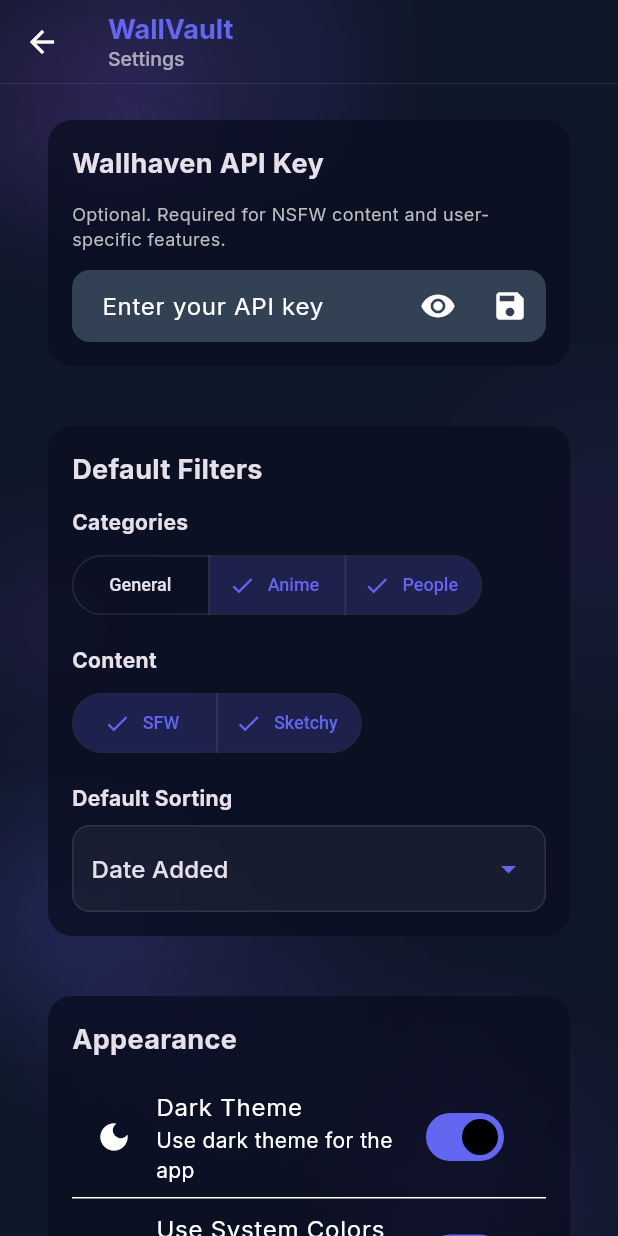
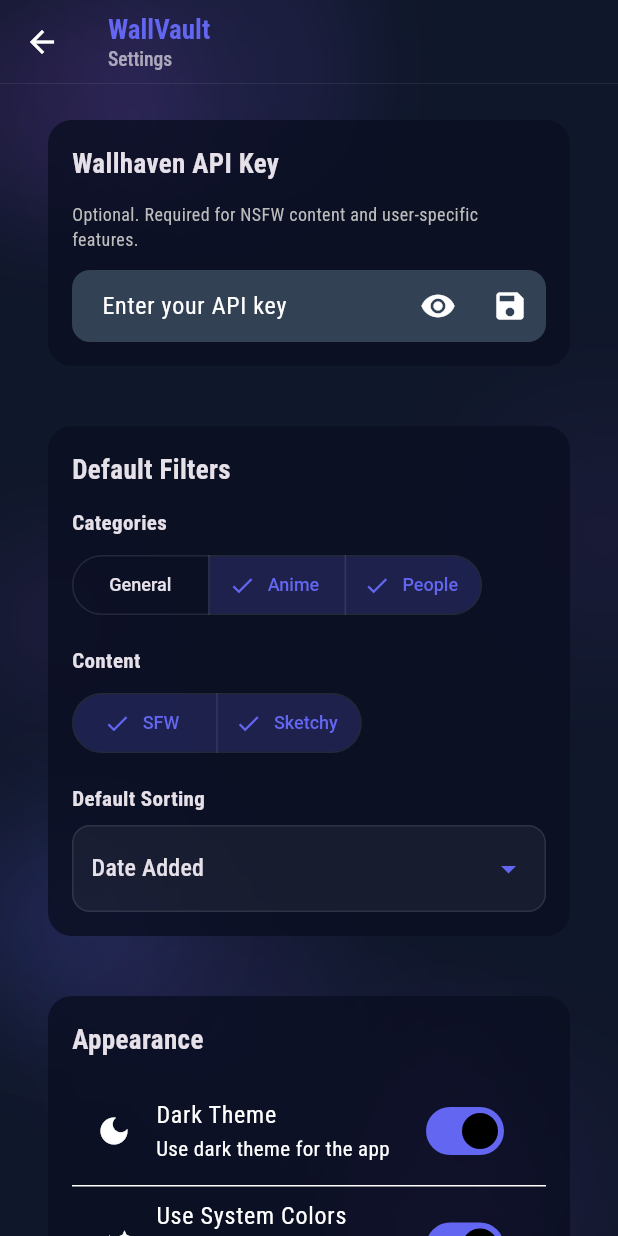
Before and after one commit to Alucard-Storm/Wallvault, a Flutter app: the SettingsScreen screen opened directly, after a tap on "General", on a phone screen of 412 x 824 dp. Run offline on Flutter 3.47's test engine with Material 3 defaults, Android fonts, the phone set to English and light mode, and no system bars; drawn by our look-alikes of dynamic_color; our stand-ins replace cached_network_image, fl_chart, flutter_animate, flutter_cache_manager, google_fonts, lottie and 6 more; missing offline and left inert: gal, liquid_glass_renderer; accounts and stored records are empty; network calls fail.

Commit message:
final touch-ups
- use roboto fonts
- implement missing cache function
- add developer name

```diff
--- a/lib/main.dart
+++ b/lib/main.dart
@@ -45,8 +45,12 @@
           }
 
           // Use default colors if settings not loaded yet
-          final primaryColor = settings.isLoaded ? settings.primaryColor : AppConstants.primaryColor;
-          final accentColor = settings.isLoaded ? settings.accentColor : AppConstants.accentColor;
+          final primaryColor = settings.isLoaded
+              ? settings.primaryColor
+              : AppConstants.primaryColor;
+          final accentColor = settings.isLoaded
+              ? settings.accentColor
+              : AppConstants.accentColor;
           final isDark = settings.isLoaded ? settings.isDarkTheme : true;
 
           return DynamicColorBuilder(
@@ -55,7 +59,9 @@
               ColorScheme lightColorScheme;
               ColorScheme darkColorScheme;
 
-              if (settings.useSystemColors && lightDynamic != null && darkDynamic != null) {
+              if (settings.useSystemColors &&
+                  lightDynamic != null &&
+                  darkDynamic != null) {
                 // Material You colors available and enabled
                 lightColorScheme = lightDynamic.harmonized();
                 darkColorScheme = darkDynamic.harmonized();
@@ -74,7 +80,9 @@
               }
 
               return MaterialApp(
-                key: ValueKey('${settings.isLoaded ? settings.themeColor : "default"}_$isDark'),
+                key: ValueKey(
+                  '${settings.isLoaded ? settings.themeColor : "default"}_$isDark',
+                ),
                 title: 'WallVault',
                 debugShowCheckedModeBanner: false,
                 themeMode: isDark ? ThemeMode.dark : ThemeMode.light,
@@ -85,7 +93,9 @@
                   brightness: Brightness.dark,
                   colorScheme: darkColorScheme,
                   scaffoldBackgroundColor: AppConstants.backgroundColor,
-                  textTheme: GoogleFonts.interTextTheme(ThemeData.dark().textTheme),
+                  textTheme: GoogleFonts.robotoCondensedTextTheme(
+                    ThemeData.dark().textTheme,
+                  ),
                   cardTheme: CardThemeData(
                     color: AppConstants.cardColor,
                     elevation: 4,
@@ -104,7 +114,10 @@
                       shape: RoundedRectangleBorder(
                         borderRadius: BorderRadius.circular(12),
                       ),
-                      padding: const EdgeInsets.symmetric(horizontal: 24, vertical: 12),
+                      padding: const EdgeInsets.symmetric(
+                        horizontal: 24,
+                        vertical: 12,
+                      ),
                     ),
                   ),
                   navigationBarTheme: NavigationBarThemeData(
@@ -112,7 +125,7 @@
                     elevation: 8,
                     height: 70,
                     labelTextStyle: WidgetStateProperty.all(
-                      GoogleFonts.inter(
+                      GoogleFonts.robotoCondensed(
                         fontSize: 12,
                         fontWeight: FontWeight.w600,
                       ),
@@ -138,7 +151,9 @@
                   brightness: Brightness.light,
                   colorScheme: lightColorScheme,
                   scaffoldBackgroundColor: Colors.grey[50],
-                  textTheme: GoogleFonts.interTextTheme(ThemeData.light().textTheme),
+                  textTheme: GoogleFonts.robotoCondensedTextTheme(
+                    ThemeData.light().textTheme,
+                  ),
                   cardTheme: CardThemeData(
                     color: Colors.white,
                     elevation: 2,
@@ -159,7 +174,10 @@
                       shape: RoundedRectangleBorder(
                         borderRadius: BorderRadius.circular(12),
                       ),
-                      padding: const EdgeInsets.symmetric(horizontal: 24, vertical: 12),
+                      padding: const EdgeInsets.symmetric(
+                        horizontal: 24,
+                        vertical: 12,
+                      ),
                     ),
                   ),
                   navigationBarTheme: NavigationBarThemeData(
@@ -167,7 +185,7 @@
                     elevation: 8,
                     height: 70,
                     labelTextStyle: WidgetStateProperty.all(
-                      GoogleFonts.inter(
+                      GoogleFonts.robotoCondensed(
                         fontSize: 12,
                         fontWeight: FontWeight.w600,
                       ),
--- a/lib/screens/settings_screen.dart
+++ b/lib/screens/settings_screen.dart
@@ -1,6 +1,9 @@
+import 'dart:io';
 import 'package:flutter/material.dart';
 import 'package:provider/provider.dart';
 import 'package:flutter_cache_manager/flutter_cache_manager.dart';
+import 'package:url_launcher/url_launcher.dart';
+import 'package:path_provider/path_provider.dart';
 import '../providers/settings_provider.dart';
 import '../providers/wallpaper_provider.dart';
 import '../providers/favorites_provider.dart';
@@ -22,10 +25,12 @@
 class _SettingsScreenState extends State<SettingsScreen> {
   final TextEditingController _apiKeyController = TextEditingController();
   bool _isApiKeyVisible = false;
+  late Future<String> _cacheSizeFuture;
 
   @override
   void initState() {
     super.initState();
+    _cacheSizeFuture = _getCacheSize();
     WidgetsBinding.instance.addPostFrameCallback((_) {
       final settings = context.read<SettingsProvider>();
       _apiKeyController.text = settings.apiKey ?? '';
@@ -50,7 +55,13 @@
 
     if (confirmed == true && mounted) {
       await DefaultCacheManager().emptyCache();
+
+      // Refresh cache size after clearing
       if (mounted) {
+        setState(() {
+          _cacheSizeFuture = _getCacheSize();
+        });
+
         ScaffoldMessenger.of(context).showSnackBar(
           const SnackBar(
             content: Text('Cache cleared successfully'),
@@ -439,9 +450,18 @@
                       ListTile(
                         leading: const Icon(Icons.info_outline),
                         title: const Text('Cache Size'),
-                        subtitle: const Text('Calculating...'),
+                        subtitle: FutureBuilder<String>(
+                          future: _cacheSizeFuture,
+                          builder: (context, snapshot) {
+                            if (snapshot.connectionState ==
+                                ConnectionState.waiting) {
+                              return const Text('Calculating...');
+                            }
+                            return const SizedBox.shrink();
+                          },
+                        ),
                         trailing: FutureBuilder<String>(
-                          future: _getCacheSize(),
+                          future: _cacheSizeFuture,
                           builder: (context, snapshot) {
                             return Text(
                               snapshot.data ?? '...',
@@ -493,10 +513,23 @@
                   GlassSettingsCard(
                     title: 'About',
                     children: [
-                      const ListTile(
+                      ListTile(
+                        leading: const Icon(Icons.person_4_outlined),
+                        title: const Text('Developer'),
+                        subtitle: Text('Alucard Stormbringer'),
+                        onTap: () {
+                          // Open Alucard Stormbringer's GitHub profile
+                          launchUrl(
+                            Uri.parse('https://github.com/Alucard-Storm'),
+                          );
+                        },
+                        trailing: const Icon(Icons.chevron_right),
+                      ),
+                      const Divider(height: 1),
+                      ListTile(
                         leading: Icon(Icons.info_outline),
                         title: Text('Version'),
-                        trailing: Text('1.0.0'),
+                        subtitle: Text('1.0.0'),
                       ),
                       const Divider(height: 1),
                       ListTile(
@@ -506,6 +539,7 @@
                         trailing: const Icon(Icons.open_in_new),
                         onTap: () {
                           // Open Wallhaven website
+                          launchUrl(Uri.parse('https://wallhaven.cc'));
                         },
                       ),
                     ],
@@ -522,7 +556,7 @@
                       style: OutlinedButton.styleFrom(
                         foregroundColor: Colors.red,
                         side: const BorderSide(color: Colors.red),
-                        padding: const EdgeInsets.symmetric(vertical: 16),
+                        padding: const EdgeInsets.symmetric(vertical: 20),
                       ),
                     ),
                   ),
@@ -536,25 +570,37 @@
     );
   }
 
-  Widget _buildSectionHeader(String title) {
-    return Padding(
-      padding: const EdgeInsets.only(bottom: 12, left: 4),
-      child: Text(
-        title,
-        style: TextStyle(
-          fontSize: 12,
-          fontWeight: FontWeight.bold,
-          color: Colors.grey[500],
-          letterSpacing: 1.2,
-        ),
-      ),
-    );
-  }
-
   Future<String> _getCacheSize() async {
     try {
-      // This is a simplified version - actual implementation would calculate size
-      return '~0 MB';
+      // Get the temporary directory where cache is stored
+      final tempDir = await getTemporaryDirectory();
+
+      if (!await tempDir.exists()) return '0 MB';
+
+      // Calculate total size by iterating through all files in temp directory
+      int totalBytes = 0;
+      await for (final entity in tempDir.list(recursive: true)) {
+        if (entity is File) {
+          try {
+            final stat = await entity.stat();
+            totalBytes += stat.size;
+          } catch (_) {
+            // Skip files that can't be accessed
+          }
+        }
+      }
+
+      // If no cache, return 0
+      if (totalBytes == 0) return '0 MB';
+
+      // Format size based on magnitude
+      if (totalBytes < 1024 * 1024) {
+        return '${(totalBytes / 1024).toStringAsFixed(1)} KB';
+      } else if (totalBytes < 1024 * 1024 * 1024) {
+        return '${(totalBytes / (1024 * 1024)).toStringAsFixed(1)} MB';
+      } else {
+        return '${(totalBytes / (1024 * 1024 * 1024)).toStringAsFixed(2)} GB';
+      }
     } catch (e) {
       return 'Unknown';
     }
```
